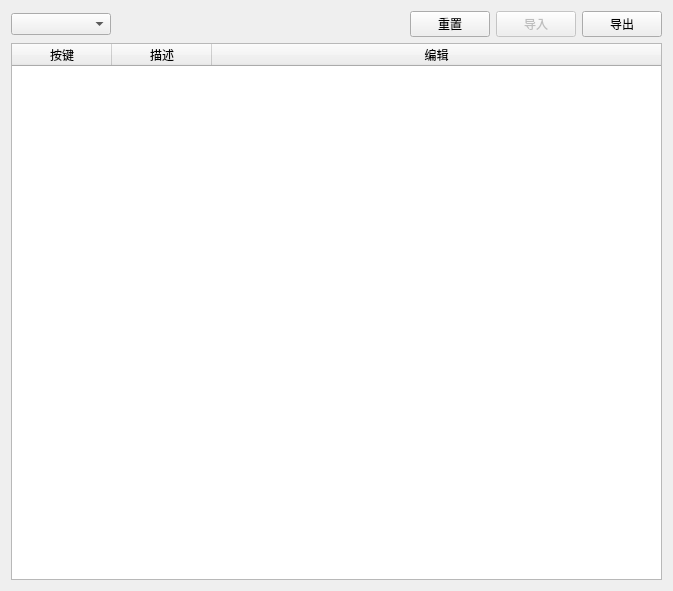
Qt form SubWidget/reshardware.ui (RoadRover-AutoTest/QtDemo) before a commit.
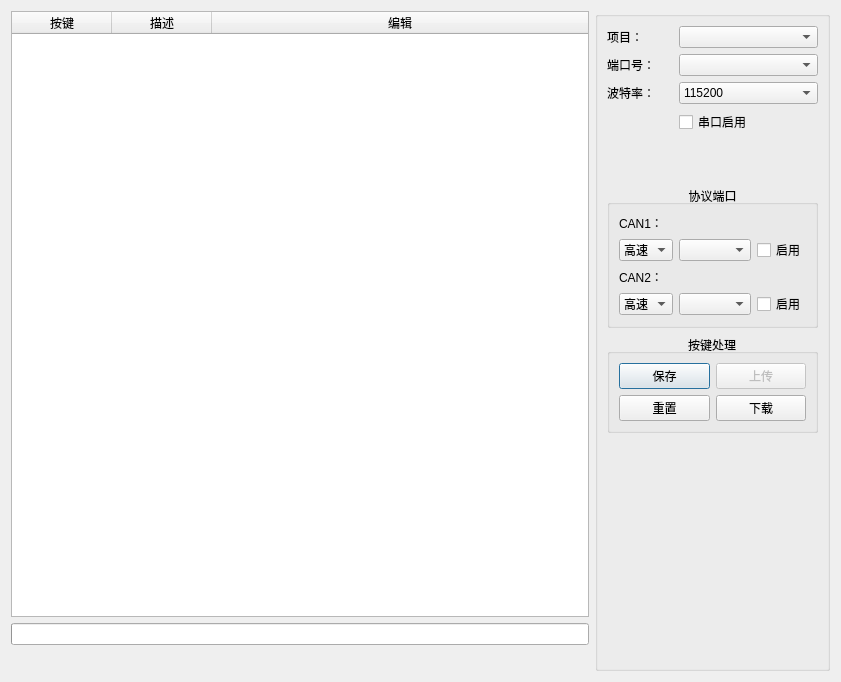
The same form after that commit.

Commit message: 2019.03.28:针对新板子处理协议修改上位机 1.优化V1.04BUG； 2.针对新板子修改协议； 3.修改硬件资源处理数据；

```diff
--- a/SubWidget/reshardware.ui
+++ b/SubWidget/reshardware.ui
@@ -6,61 +6,15 @@
    <rect>
     <x>0</x>
     <y>0</y>
-    <width>673</width>
-    <height>591</height>
+    <width>841</width>
+    <height>682</height>
    </rect>
   </property>
   <property name="windowTitle">
    <string>Dialog</string>
   </property>
-  <layout class="QGridLayout" name="gridLayout">
-   <item row="0" column="0">
-    <widget class="QComboBox" name="comboBox_itemName">
-     <property name="minimumSize">
-      <size>
-       <width>100</width>
-       <height>0</height>
-      </size>
-     </property>
-    </widget>
-   </item>
-   <item row="0" column="1">
-    <spacer name="horizontalSpacer">
-     <property name="orientation">
-      <enum>Qt::Horizontal</enum>
-     </property>
-     <property name="sizeHint" stdset="0">
-      <size>
-       <width>268</width>
-       <height>20</height>
-      </size>
-     </property>
-    </spacer>
-   </item>
-   <item row="0" column="3">
-    <widget class="QPushButton" name="pushButton_inDat">
-     <property name="enabled">
-      <bool>false</bool>
-     </property>
-     <property name="toolTip">
-      <string>读取小板中当前按键信息，导入到列表中</string>
-     </property>
-     <property name="text">
-      <string>导入</string>
-     </property>
-    </widget>
-   </item>
-   <item row="0" column="4">
-    <widget class="QPushButton" name="pushButton_outDat">
-     <property name="toolTip">
-      <string>将按键信息导出到测试小板，同时保存文件中</string>
-     </property>
-     <property name="text">
-      <string>导出</string>
-     </property>
-    </widget>
-   </item>
-   <item row="1" column="0" colspan="5">
+  <layout class="QGridLayout" name="gridLayout_4">
+   <item row="0" column="0" rowspan="2">
     <widget class="QTableWidget" name="tableWidget">
      <property name="editTriggers">
       <set>QAbstractItemView::NoEditTriggers</set>
@@ -85,13 +39,320 @@
      </column>
     </widget>
    </item>
-   <item row="0" column="2">
-    <widget class="QPushButton" name="pushButton_reset">
+   <item row="2" column="0">
+    <widget class="QProgressBar" name="progressBar">
+     <property name="value">
+      <number>0</number>
+     </property>
+     <property name="textVisible">
+      <bool>false</bool>
+     </property>
+    </widget>
+   </item>
+   <item row="3" column="0">
+    <widget class="QLabel" name="label_Show">
+     <property name="maximumSize">
+      <size>
+       <width>16777215</width>
+       <height>20</height>
+      </size>
+     </property>
      <property name="text">
-      <string>重置</string>
+      <string/>
      </property>
     </widget>
    </item>
+   <item row="0" column="1" rowspan="4" colspan="2">
+    <widget class="QGroupBox" name="groupBox">
+     <property name="title">
+      <string/>
+     </property>
+     <layout class="QGridLayout" name="gridLayout_3">
+      <item row="4" column="1">
+       <spacer name="verticalSpacer_2">
+        <property name="orientation">
+         <enum>Qt::Vertical</enum>
+        </property>
+        <property name="sizeHint" stdset="0">
+         <size>
+          <width>20</width>
+          <height>40</height>
+         </size>
+        </property>
+       </spacer>
+      </item>
+      <item row="0" column="0">
+       <widget class="QLabel" name="label">
+        <property name="text">
+         <string>项目：</string>
+        </property>
+       </widget>
+      </item>
+      <item row="1" column="1" colspan="2">
+       <widget class="QComboBox" name="comboBox_COM"/>
+      </item>
+      <item row="2" column="0">
+       <widget class="QLabel" name="label_3">
+        <property name="text">
+         <string>波特率：</string>
+        </property>
+       </widget>
+      </item>
+      <item row="2" column="1" colspan="2">
+       <widget class="QComboBox" name="comboBox_BAUD">
+        <item>
+         <property name="text">
+          <string>115200</string>
+         </property>
+        </item>
+        <item>
+         <property name="text">
+          <string>57600</string>
+         </property>
+        </item>
+        <item>
+         <property name="text">
+          <string>38400</string>
+         </property>
+        </item>
+        <item>
+         <property name="text">
+          <string>19200</string>
+         </property>
+        </item>
+        <item>
+         <property name="text">
+          <string>14400</string>
+         </property>
+        </item>
+        <item>
+         <property name="text">
+          <string>9600</string>
+         </property>
+        </item>
+        <item>
+         <property name="text">
+          <string>4800</string>
+         </property>
+        </item>
+       </widget>
+      </item>
+      <item row="8" column="0">
+       <spacer name="verticalSpacer_3">
+        <property name="orientation">
+         <enum>Qt::Vertical</enum>
+        </property>
+        <property name="sizeHint" stdset="0">
+         <size>
+          <width>20</width>
+          <height>40</height>
+         </size>
+        </property>
+       </spacer>
+      </item>
+      <item row="3" column="1" colspan="2">
+       <widget class="QCheckBox" name="checkBoxENUart">
+        <property name="text">
+         <string>串口启用</string>
+        </property>
+       </widget>
+      </item>
+      <item row="0" column="1" colspan="2">
+       <widget class="QComboBox" name="comboBox_itemName">
+        <property name="minimumSize">
+         <size>
+          <width>100</width>
+          <height>0</height>
+         </size>
+        </property>
+       </widget>
+      </item>
+      <item row="9" column="0">
+       <spacer name="verticalSpacer_4">
+        <property name="orientation">
+         <enum>Qt::Vertical</enum>
+        </property>
+        <property name="sizeHint" stdset="0">
+         <size>
+          <width>20</width>
+          <height>40</height>
+         </size>
+        </property>
+       </spacer>
+      </item>
+      <item row="10" column="0">
+       <spacer name="verticalSpacer_5">
+        <property name="orientation">
+         <enum>Qt::Vertical</enum>
+        </property>
+        <property name="sizeHint" stdset="0">
+         <size>
+          <width>20</width>
+          <height>40</height>
+         </size>
+        </property>
+       </spacer>
+      </item>
+      <item row="7" column="0">
+       <spacer name="verticalSpacer">
+        <property name="orientation">
+         <enum>Qt::Vertical</enum>
+        </property>
+        <property name="sizeHint" stdset="0">
+         <size>
+          <width>20</width>
+          <height>40</height>
+         </size>
+        </property>
+       </spacer>
+      </item>
+      <item row="1" column="0">
+       <widget class="QLabel" name="label_4">
+        <property name="text">
+         <string>端口号：</string>
+        </property>
+       </widget>
+      </item>
+      <item row="5" column="0" colspan="3">
+       <widget class="QGroupBox" name="groupBox_2">
+        <property name="title">
+         <string>协议端口</string>
+        </property>
+        <property name="alignment">
+         <set>Qt::AlignCenter</set>
+        </property>
+        <property name="flat">
+         <bool>true</bool>
+        </property>
+        <layout class="QGridLayout" name="gridLayout_2">
+         <item row="1" column="0">
+          <widget class="QComboBox" name="comboBoxCAN1Type">
+           <item>
+            <property name="text">
+             <string>高速</string>
+            </property>
+           </item>
+           <item>
+            <property name="text">
+             <string>单线</string>
+            </property>
+           </item>
+          </widget>
+         </item>
+         <item row="4" column="2">
+          <widget class="QCheckBox" name="checkBoxENCAN2">
+           <property name="text">
+            <string>启用</string>
+           </property>
+          </widget>
+         </item>
+         <item row="4" column="0">
+          <widget class="QComboBox" name="comboBoxCAN2Type">
+           <item>
+            <property name="text">
+             <string>高速</string>
+            </property>
+           </item>
+          </widget>
+         </item>
+         <item row="0" column="0">
+          <widget class="QLabel" name="label_2">
+           <property name="text">
+            <string>CAN1：</string>
+           </property>
+          </widget>
+         </item>
+         <item row="1" column="1">
+          <widget class="QComboBox" name="comboBoxCAN1Baud"/>
+         </item>
+         <item row="3" column="0">
+          <widget class="QLabel" name="label_7">
+           <property name="text">
+            <string>CAN2：</string>
+           </property>
+          </widget>
+         </item>
+         <item row="4" column="1">
+          <widget class="QComboBox" name="comboBoxCAN2Baud"/>
+         </item>
+         <item row="1" column="2">
+          <widget class="QCheckBox" name="checkBoxENCAN1">
+           <property name="text">
+            <string>启用</string>
+           </property>
+          </widget>
+         </item>
+        </layout>
+       </widget>
+      </item>
+      <item row="6" column="0" colspan="3">
+       <widget class="QGroupBox" name="groupBox_3">
+        <property name="title">
+         <string>按键处理</string>
+        </property>
+        <property name="alignment">
+         <set>Qt::AlignCenter</set>
+        </property>
+        <property name="flat">
+         <bool>true</bool>
+        </property>
+        <layout class="QGridLayout" name="gridLayout">
+         <item row="0" column="0">
+          <widget class="QPushButton" name="pushButtonSave">
+           <property name="text">
+            <string>保存</string>
+           </property>
+          </widget>
+         </item>
+         <item row="0" column="1">
+          <widget class="QPushButton" name="pushButton_inDat">
+           <property name="enabled">
+            <bool>false</bool>
+           </property>
+           <property name="toolTip">
+            <string>读取小板中当前按键信息，导入到列表中</string>
+           </property>
+           <property name="text">
+            <string>上传</string>
+           </property>
+          </widget>
+         </item>
+         <item row="1" column="0">
+          <widget class="QPushButton" name="pushButton_reset">
+           <property name="text">
+            <string>重置</string>
+           </property>
+          </widget>
+         </item>
+         <item row="1" column="1">
+          <widget class="QPushButton" name="pushButton_outDat">
+           <property name="toolTip">
+            <string>将按键信息导出到测试小板，同时保存文件中</string>
+           </property>
+           <property name="text">
+            <string>下载</string>
+           </property>
+          </widget>
+         </item>
+        </layout>
+       </widget>
+      </item>
+      <item row="11" column="0">
+       <spacer name="verticalSpacer_6">
+        <property name="orientation">
+         <enum>Qt::Vertical</enum>
+        </property>
+        <property name="sizeHint" stdset="0">
+         <size>
+          <width>20</width>
+          <height>40</height>
+         </size>
+        </property>
+       </spacer>
+      </item>
+     </layout>
+    </widget>
+   </item>
   </layout>
  </widget>
  <resources/>
```
The commit also changes 18 other files.
